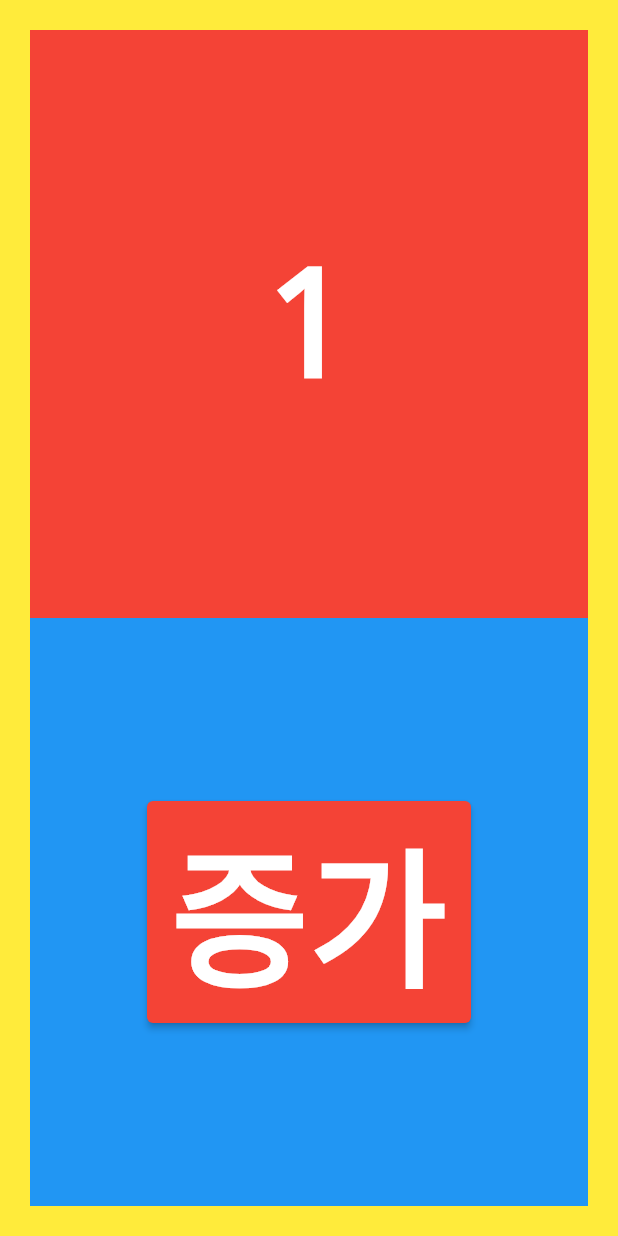
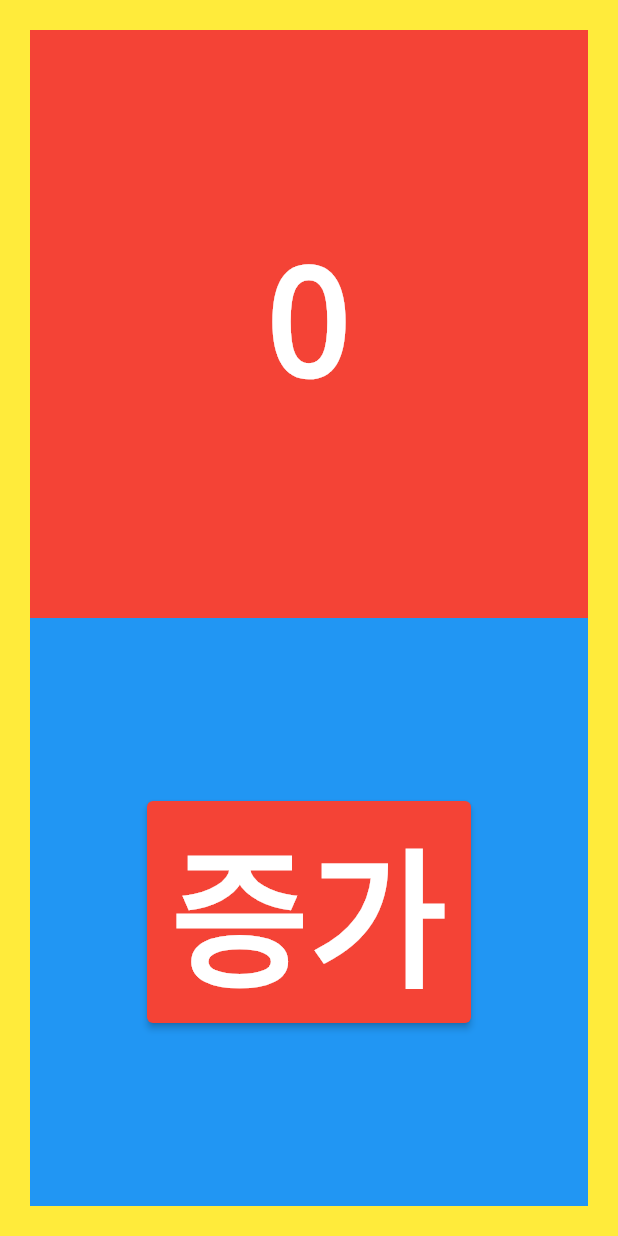
Before and after one commit to Hoseok-Seong/Flutter-StateToProvider-Practice, a Flutter app: the screen it shows after launch, on a phone screen of 412 x 824 dp. Run offline on Flutter 3.47's test engine with Material 2 defaults, Android fonts, the phone set to English and light mode, and no system bars; our stand-ins replace flutter_riverpod.

Commit message:
State To Provider Done

```diff
--- a/lib/main.dart
+++ b/lib/main.dart
@@ -1,7 +1,12 @@
 import 'package:flutter/material.dart';
+import 'package:flutter_riverpod/flutter_riverpod.dart';
 
 void main() {
-  runApp(const MyApp());
+  runApp(
+    ProviderScope(
+        child: MyApp()
+    ),
+  );
 }
 
 class MyApp extends StatelessWidget {
@@ -16,24 +21,8 @@ class MyApp extends StatelessWidget {
   }
 }
 
-class HomePage extends StatefulWidget {
-
+class HomePage extends StatelessWidget {
   const HomePage({Key? key}) : super(key: key);
-
-  @override
-  State<HomePage> createState() => _HomePageState();
-}
-
-class _HomePageState extends State<HomePage> {
-  // 상태 관리 변수
-  int number = 1;
-
-  // 상태 관리 함수
-  void add(){
-    setState(() {
-      number = number + 1;
-    });
-  }
 
   @override
   Widget build(BuildContext context) {
@@ -43,8 +32,8 @@ class _HomePageState extends State<HomePage> {
         padding: const EdgeInsets.all(20.0),
         child: Column(
           children: [
-            Expanded(child: HeaderPage(number)),
-            Expanded(child: BottomPage(add)),
+            Expanded(child: HeaderPage()),
+            Expanded(child: BottomPage()),
           ],
         ),
       ),
@@ -52,13 +41,25 @@ class _HomePageState extends State<HomePage> {
   }
 }
 
-class HeaderPage extends StatelessWidget {
-  // 전달 받는 변수
-  final int number;
-  HeaderPage(this.number, {Key? key}) : super(key: key);
+final countProvider = StateNotifierProvider<HomePageState, int>((ref) {
+  return HomePageState(0);
+});
 
+class HomePageState extends StateNotifier<int> {
+  HomePageState(int num) : super(num);
+
+  // 상태 관리 함수
+  void add(){
+    state++;
+  }
+}
+
+class HeaderPage extends ConsumerWidget {
   @override
-  Widget build(BuildContext context) {
+  Widget build(BuildContext context, WidgetRef ref) {
+    // 전달 받는 변수
+    final int number = ref.watch(countProvider);
+
     return Container(
       color: Colors.red,
       child: Align(
@@ -76,15 +77,9 @@ class HeaderPage extends StatelessWidget {
   }
 }
 
-class BottomPage extends StatelessWidget {
-
-  // Function add;
-  final add;
-
-  BottomPage(this.add, {Key? key}) : super(key: key);
-
+class BottomPage extends ConsumerWidget {
   @override
-  Widget build(BuildContext context) {
+  Widget build(BuildContext context, WidgetRef ref) {
     return Container(
       color: Colors.blue,
       child: Align(
@@ -93,7 +88,7 @@ class BottomPage extends StatelessWidget {
               backgroundColor: Colors.red
           ),
           onPressed: (){
-            add();
+            ref.read(countProvider.notifier).add();
           },
           child: Text("증가", style: TextStyle(
             color: Colors.white,
--- a/pubspec.yaml
+++ b/pubspec.yaml
@@ -19,7 +19,8 @@ publish_to: 'none' # Remove this line if you wish to publish to pub.dev
 version: 1.0.0+1
 
 environment:
-  sdk: '>=2.19.2 <3.0.0'
+  sdk: ">=2.12.0 <3.0.0"
+  flutter: ">=2.0.0"
 
 # Dependencies specify other packages that your package needs in order to work.
 # To automatically upgrade your package dependencies to the latest versions
@@ -30,6 +31,7 @@ environment:
 dependencies:
   flutter:
     sdk: flutter
+  flutter_riverpod: ^2.1.1
 
 
   # The following adds the Cupertino Icons font to your application.
```
Also changed, not shown: pubspec.lock.
